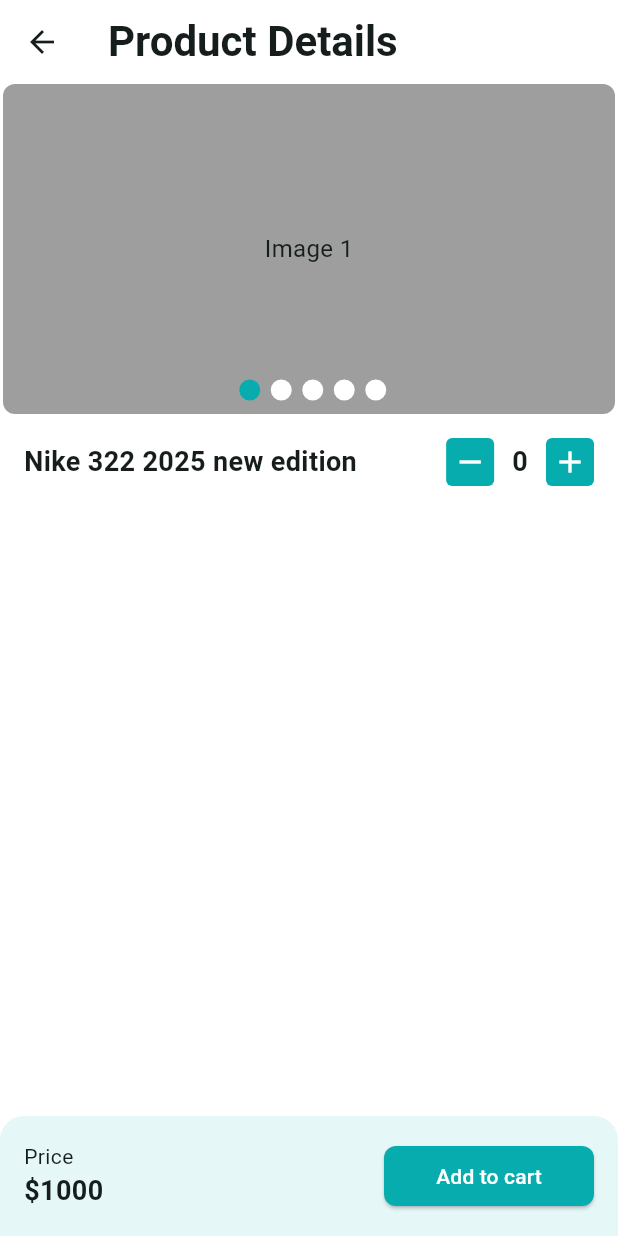
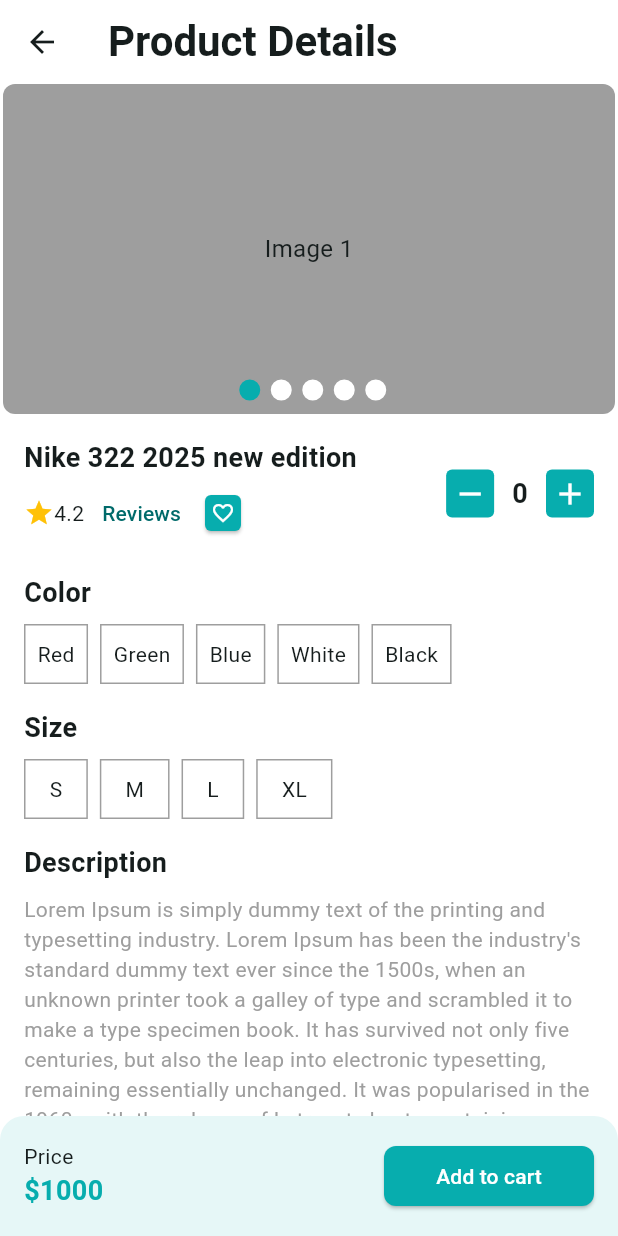
Before and after one commit to MahfuzAhmed28/ecommerce, a Flutter app: the ProductDetailsScreen screen opened directly, on a phone screen of 412 x 824 dp. Run offline on Flutter 3.47's test engine with Material 3 defaults, Android fonts, the phone set to English and light mode, and no system bars; drawn by our look-alikes of carousel_slider; our stand-ins replace firebase_core, firebase_crashlytics, flutter_svg, get, pin_code_fields; accounts and stored records are empty; generated files the repository leaves out were written again.

Commit message:
Product Details screen 2

```diff
--- a/lib/features/products/ui/screens/product_details_screen.dart
+++ b/lib/features/products/ui/screens/product_details_screen.dart
@@ -1,6 +1,8 @@
 import 'package:ecommerce/app/app_colors.dart';
+import 'package:ecommerce/features/products/ui/widgets/color_picker.dart';
 import 'package:ecommerce/features/products/ui/widgets/increment_decrement_counter_widget.dart';
 import 'package:ecommerce/features/products/ui/widgets/product_image_carousel_slider.dart';
+import 'package:ecommerce/features/products/ui/widgets/size_picker.dart';
 import 'package:flutter/material.dart';
 
 class ProductDetailsScreen extends StatefulWidget {
@@ -22,12 +24,15 @@ class _ProductDetailsScreenState extends State<ProductDetailsScreen> {
       body: Column(
         children: [
           Expanded(
+            child: SingleChildScrollView(
               child: Column(
+                crossAxisAlignment: CrossAxisAlignment.start,
                 children: [
                   ProductImageCarouselSlider(),
                   Padding(
                     padding: const EdgeInsets.all(16.0),
                     child: Column(
+                      crossAxisAlignment: CrossAxisAlignment.start,
                       children: [
                         Row(
                           children: [
@@ -37,8 +42,33 @@ class _ProductDetailsScreenState extends State<ProductDetailsScreen> {
                                 children: [
                                   Text('Nike 322 2025 new edition',style: TextStyle(
                                     fontSize: 18,
-                                  fontWeight: FontWeight.w600,
-                                ),),
+                                    fontWeight: FontWeight.w600,),
+                                  ),
+                                  Row(
+                                    children: [
+                                      Row(
+                                        children: [
+                                          Icon(Icons.star,color: Colors.amber,size: 20,),
+                                          Text('4.2'),
+                                        ],
+                                      ),
+                                      TextButton(onPressed: () {}, child: Text('Reviews')),
+                                      Card(
+                                        color: AppColors.themeColor,
+                                        shape: RoundedRectangleBorder(
+                                            borderRadius: BorderRadius.circular(4)
+                                        ),
+                                        child: Padding(
+                                          padding: const EdgeInsets.all(4.0),
+                                          child: Icon(
+                                            Icons.favorite_outline,
+                                            size: 16,
+                                            color: Colors.white,
+                                          ),
+                                        ),
+                                      )
+                                    ],
+                                  ),
                                 ],
                               ),
                             ),
@@ -49,13 +79,44 @@ class _ProductDetailsScreenState extends State<ProductDetailsScreen> {
                             ),
                           ],
                         ),
+                        SizedBox(height: 16,),
+                        ColorPicker(
+                          colors: ['Red','Green','Blue','White','Black'],
+                          onChange: (selectedColor){
+                            print(selectedColor);
+                          },
+                        ),
+                        SizedBox(height: 16,),
+                        SizePicker(
+                          sizes: ['S','M','L','XL'],
+                          onChange: (selectedSize){
+                            print(selectedSize);
+                          },
+                        ),
+                        SizedBox(height: 16,),
+                        Text('Description',style: TextStyle(
+                            fontSize: 18,
+                            fontWeight: FontWeight.w600
+                        ),),
+                        SizedBox(height: 8,),
+                        Text('''Lorem Ipsum is simply dummy text of the printing and typesetting industry. Lorem Ipsum has been the industry's standard dummy text ever since the 1500s, when an unknown printer took a galley of type and scrambled it to make a type specimen book. It has survived not only five centuries, but also the leap into electronic typesetting, remaining essentially unchanged. It was popularised in the 1960s with the release of Letraset sheets containing Lorem Ipsum passages, and more recently with desktop publishing software like Aldus PageMaker including versions of Lorem Ipsum.''',style: TextStyle(
+                          color: Colors.grey
+                        ),)
                       ],
                     ),
                   ),
                 ],
               ),
             ),
-          Container(
+          ),
+          _buildPriceAndAddToCartSection()
+        ],
+      ),
+    );
+  }
+
+  Widget _buildPriceAndAddToCartSection() {
+    return Container(
       padding: EdgeInsets.all(16),
       decoration: BoxDecoration(
         color: AppColors.themeColor.withOpacity(0.1),
@@ -71,7 +132,11 @@ class _ProductDetailsScreenState extends State<ProductDetailsScreen> {
             crossAxisAlignment: CrossAxisAlignment.start,
             children: [
               Text('Price'),
-                    Text('\$1000',style: TextStyle(fontSize: 18,fontWeight: FontWeight.w600),)
+              Text('\$1000',style: TextStyle(
+                fontSize: 18,
+                fontWeight: FontWeight.w600,
+                color: AppColors.themeColor),
+              )
             ],
           ),
           SizedBox(
@@ -83,9 +148,6 @@ class _ProductDetailsScreenState extends State<ProductDetailsScreen> {
           ),
         ],
       ),
-          )
-        ],
-      ),
     );
   }
 }
--- /dev/null
+++ b/lib/features/products/ui/widgets/color_picker.dart
@@ -0,0 +1,60 @@
+import 'package:ecommerce/app/app_colors.dart';
+import 'package:flutter/material.dart';
+
+class ColorPicker extends StatefulWidget {
+  const ColorPicker({super.key, required this.colors, required this.onChange});
+
+  final List<String> colors;
+  final Function(String) onChange;
+
+  @override
+  State<ColorPicker> createState() => _ColorPickerState();
+}
+
+class _ColorPickerState extends State<ColorPicker> {
+
+  String? selectedColor;
+
+  @override
+  Widget build(BuildContext context) {
+    return Column(
+      crossAxisAlignment: CrossAxisAlignment.start,
+      children: [
+        Text('Color',style: TextStyle(
+          fontSize: 18,
+          fontWeight: FontWeight.w600
+        ),),
+        SizedBox(height: 8,),
+        SizedBox(
+          height: 40,
+          child: ListView.builder(
+            scrollDirection: Axis.horizontal,
+            itemCount: widget.colors.length,
+            itemBuilder: (context,index){
+              String color=widget.colors[index];
+              return GestureDetector(
+                onTap: (){
+                  selectedColor=color;
+                  setState(() {});
+                },
+                child: Container(
+                  height: 40,
+                  padding: EdgeInsets.symmetric(horizontal: 8),
+                  margin: EdgeInsets.only(right: 8),
+                  decoration: BoxDecoration(
+                    border: Border.all(color: Colors.grey),
+                    color: selectedColor==color ? AppColors.themeColor :null,
+                  ),
+                  child: Text(color,style: TextStyle(
+                    color: selectedColor==color ? Colors.white :null,
+                  ),),
+                  alignment: Alignment.center,
+                ),
+              );
+            }
+          ),
+        )
+      ],
+    );
+  }
+}
--- /dev/null
+++ b/lib/features/products/ui/widgets/size_picker.dart
@@ -0,0 +1,60 @@
+import 'package:ecommerce/app/app_colors.dart';
+import 'package:flutter/material.dart';
+
+class SizePicker extends StatefulWidget {
+  const SizePicker({super.key, required this.sizes, required this.onChange});
+
+  final List<String> sizes;
+  final Function(String) onChange;
+
+  @override
+  State<SizePicker> createState() => _SizePickerState();
+}
+
+class _SizePickerState extends State<SizePicker> {
+
+  String? selectedSize;
+
+  @override
+  Widget build(BuildContext context) {
+    return Column(
+      crossAxisAlignment: CrossAxisAlignment.start,
+      children: [
+        Text('Size',style: TextStyle(
+          fontSize: 18,
+          fontWeight: FontWeight.w600
+        ),),
+        SizedBox(height: 8,),
+        SizedBox(
+          height: 40,
+          child: ListView.builder(
+            scrollDirection: Axis.horizontal,
+            itemCount: widget.sizes.length,
+            itemBuilder: (context,index){
+              String size=widget.sizes[index];
+              return GestureDetector(
+                onTap: (){
+                  selectedSize=size;
+                  setState(() {});
+                },
+                child: Container(
+                  height: 40,
+                  padding: EdgeInsets.symmetric(horizontal: 16),
+                  margin: EdgeInsets.only(right: 8),
+                  decoration: BoxDecoration(
+                    border: Border.all(color: Colors.grey),
+                    color: selectedSize==size ? AppColors.themeColor :null,
+                  ),
+                  child: Text(size,style: TextStyle(
+                    color: selectedSize==size ? Colors.white :null,
+                  ),),
+                  alignment: Alignment.center,
+                ),
+              );
+            }
+          ),
+        )
+      ],
+    );
+  }
+}
```
Lines whose indentation alone changed are shown as unchanged.
